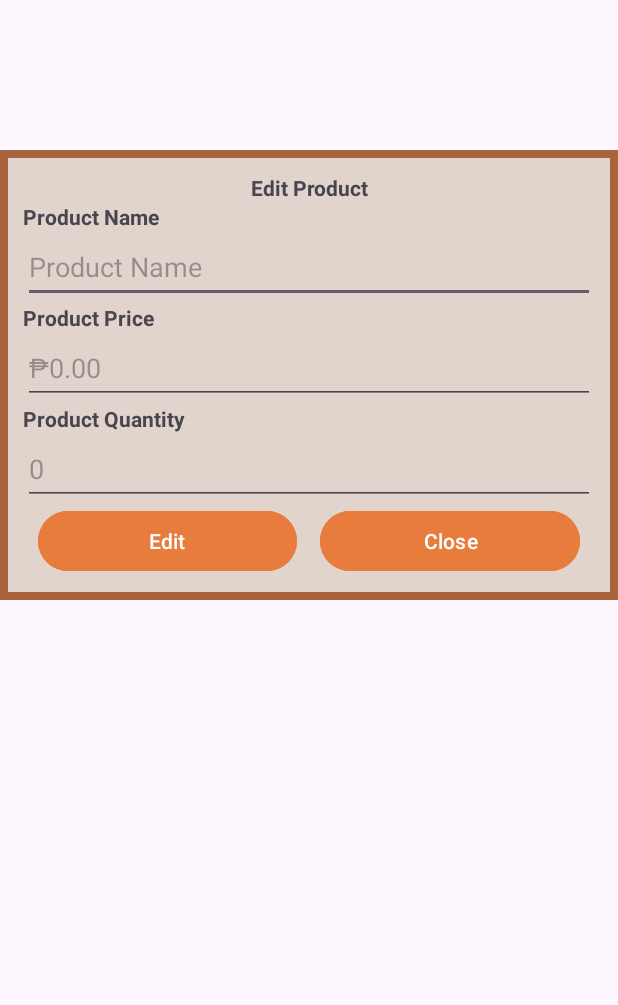
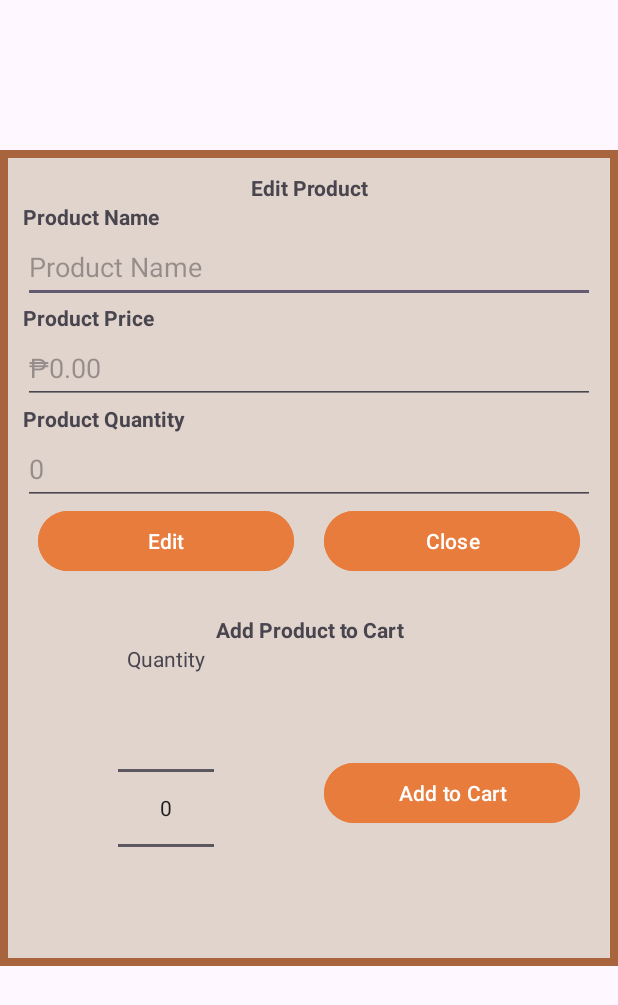
Before and after one commit to jethanSarita/Sarithmetics, an Android app: the layout editpopup.xml on its own in the app's theme, with its tools: preview values and no code run, on a phone screen of 412 x 824 dp. Shown: the top 1005 px of the screen. Run offline under Robolectric (Android 15) with nearby library versions, the phone set to English and light mode, and no system bars; Roboto replaces fonts that are not available here.

Commit message:
edit pop up for items list (pending add cart system)

```diff
--- a/app/src/main/java/com/example/sarithmetics/CustomAdapter.java
+++ b/app/src/main/java/com/example/sarithmetics/CustomAdapter.java
@@ -39,8 +39,8 @@ public class CustomAdapter extends RecyclerView.Adapter<CustomAdapter.MyViewHold
     @Override
     public void onBindViewHolder(@NonNull CustomAdapter.MyViewHolder holder, int position) {
         holder.productNameText.setText(String.valueOf(productName.get(position)));
-        holder.productPriceText.setText(String.valueOf(productPrice.get(position)));
-        holder.productQtyText.setText(String.valueOf(productQty.get(position)));
+        holder.productPriceText.setText("₱" + String.valueOf(productPrice.get(position)));
+        holder.productQtyText.setText("Stock: " + String.valueOf(productQty.get(position)));
         holder.rowListLayout.setOnClickListener(new View.OnClickListener() {
             @Override
             public void onClick(View view) {
--- a/app/src/main/res/layout/editpopup.xml
+++ b/app/src/main/res/layout/editpopup.xml
@@ -1,5 +1,6 @@
 <?xml version="1.0" encoding="utf-8"?>
 <RelativeLayout xmlns:android="http://schemas.android.com/apk/res/android"
+    xmlns:app="http://schemas.android.com/apk/res-auto"
     android:id="@+id/editpopupLayout"
             android:layout_width="match_parent"
             android:layout_height="match_parent"
@@ -21,7 +22,6 @@
                     android:textStyle="bold" />
 
                 <TextView
-                    android:id="@+id/textView2"
                     android:layout_width="wrap_content"
                     android:layout_height="wrap_content"
                     android:layout_weight="0"
@@ -29,7 +29,7 @@
                     android:textStyle="bold" />
 
                 <EditText
-                    android:id="@+id/productName"
+                    android:id="@+id/productNameEdit"
                     android:layout_width="match_parent"
                     android:layout_height="48dp"
                     android:layout_weight="0"
@@ -38,7 +38,6 @@
                     android:inputType="text" />
 
                 <TextView
-                    android:id="@+id/textView6"
                     android:layout_width="wrap_content"
                     android:layout_height="wrap_content"
                     android:layout_weight="0"
@@ -46,7 +45,7 @@
                     android:textStyle="bold" />
 
                 <EditText
-                    android:id="@+id/productPrice"
+                    android:id="@+id/productPriceEdit"
                     android:layout_width="match_parent"
                     android:layout_height="48dp"
                     android:layout_weight="0"
@@ -55,7 +54,6 @@
                     android:inputType="numberDecimal" />
 
                 <TextView
-                    android:id="@+id/textView7"
                     android:layout_width="wrap_content"
                     android:layout_height="wrap_content"
                     android:layout_weight="0"
@@ -63,7 +61,7 @@
                     android:textStyle="bold" />
 
                 <EditText
-                    android:id="@+id/productQuantity"
+                    android:id="@+id/productQuantityEdit"
                     android:layout_width="match_parent"
                     android:layout_height="48dp"
                     android:layout_weight="0"
@@ -78,17 +76,17 @@
                     android:orientation="horizontal">
 
                     <Button
-                        android:id="@+id/btnPopupAdd"
+                        android:id="@+id/btnEditPopupEdit"
                         android:layout_width="wrap_content"
                         android:layout_height="wrap_content"
                         android:layout_marginLeft="10dp"
-                        android:layout_marginRight="5dp"
+                        android:layout_marginRight="10dp"
                         android:layout_weight="1"
                         android:backgroundTint="#E87C3C"
                         android:text="Edit" />
 
                     <Button
-                        android:id="@+id/btnPopupClose"
+                        android:id="@+id/btnEditPopupClose"
                         android:layout_width="wrap_content"
                         android:layout_height="wrap_content"
                         android:layout_marginLeft="10dp"
@@ -96,6 +94,65 @@
                         android:layout_weight="1"
                         android:backgroundTint="#E87C3C"
                         android:text="Close" />
+
+                </LinearLayout>
+
+                <TextView
+                    android:id="@+id/textView5"
+                    android:layout_width="match_parent"
+                    android:layout_height="wrap_content"
+                    android:layout_marginTop="25dp"
+                    android:layout_weight="0"
+                    android:text="Add Product to Cart"
+                    android:textAlignment="center"
+                    android:textStyle="bold" />
+
+                <LinearLayout
+                    android:layout_width="match_parent"
+                    android:layout_height="wrap_content"
+                    android:layout_weight="0"
+                    android:orientation="horizontal">
+
+                    <LinearLayout
+                        android:layout_width="match_parent"
+                        android:layout_height="wrap_content"
+                        android:layout_weight="1"
+                        android:orientation="vertical">
+
+                        <TextView
+                            android:id="@+id/textView4"
+                            android:layout_width="match_parent"
+                            android:layout_height="wrap_content"
+                            android:layout_weight="0"
+                            android:text="Quantity"
+                            android:textAlignment="center" />
+
+                        <NumberPicker
+
+                            android:id="@+id/editPopupNumberPicker"
+                            android:layout_width="wrap_content"
+                            android:layout_height="match_parent"
+                            android:layout_gravity="center"
+                            android:layout_weight="1" />
+                    </LinearLayout>
+
+                    <LinearLayout
+                        android:layout_width="match_parent"
+                        android:layout_height="match_parent"
+                        android:layout_weight="1"
+                        android:gravity="center"
+                        android:orientation="vertical">
+
+                        <Button
+                            android:id="@+id/btnAddtoCart"
+                            android:layout_width="match_parent"
+                            android:layout_height="wrap_content"
+                            android:layout_marginLeft="10dp"
+                            android:layout_marginRight="10dp"
+                            android:backgroundTint="#E87C3C"
+                            android:text="Add to Cart" />
+                    </LinearLayout>
+
                 </LinearLayout>
 
             </LinearLayout>
```
Also changed, not shown: app/src/main/java/com/example/sarithmetics/MainActivity.java (+24 -13 lines), app/src/main/java/com/example/sarithmetics/MyDatabaseHelper.java (+17 -0 lines). Lines whose indentation alone changed are shown as unchanged.
